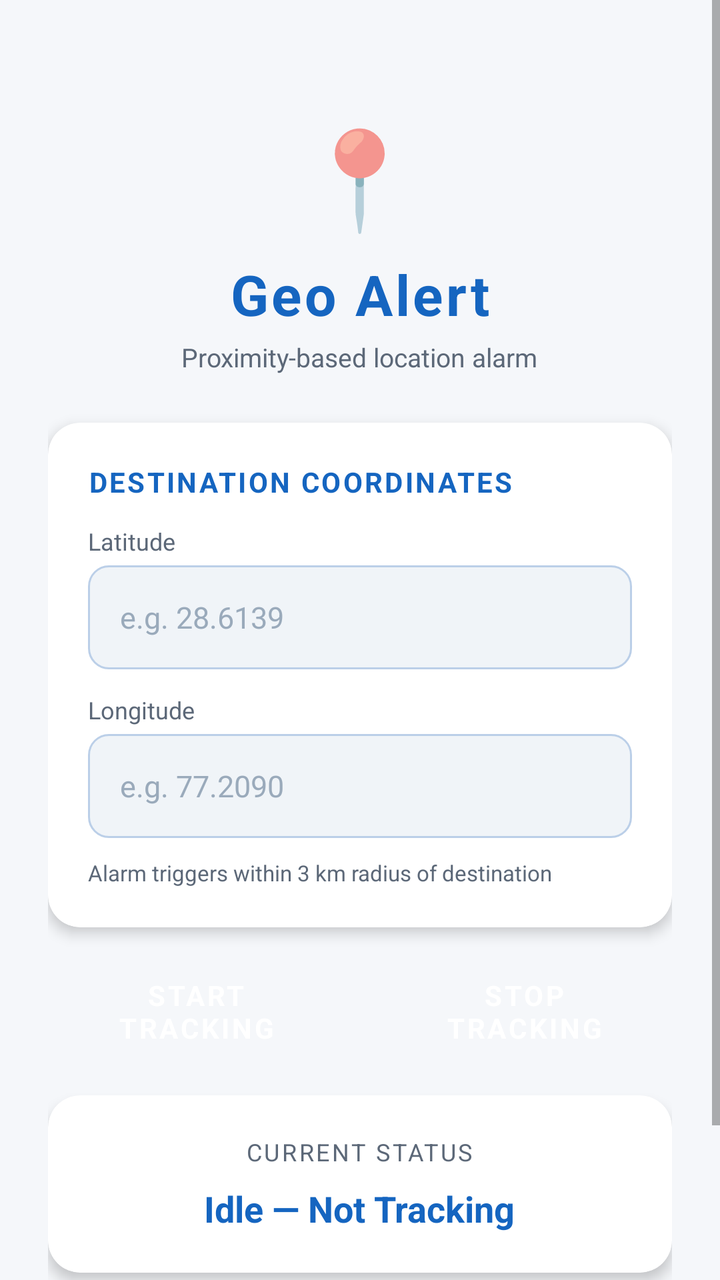
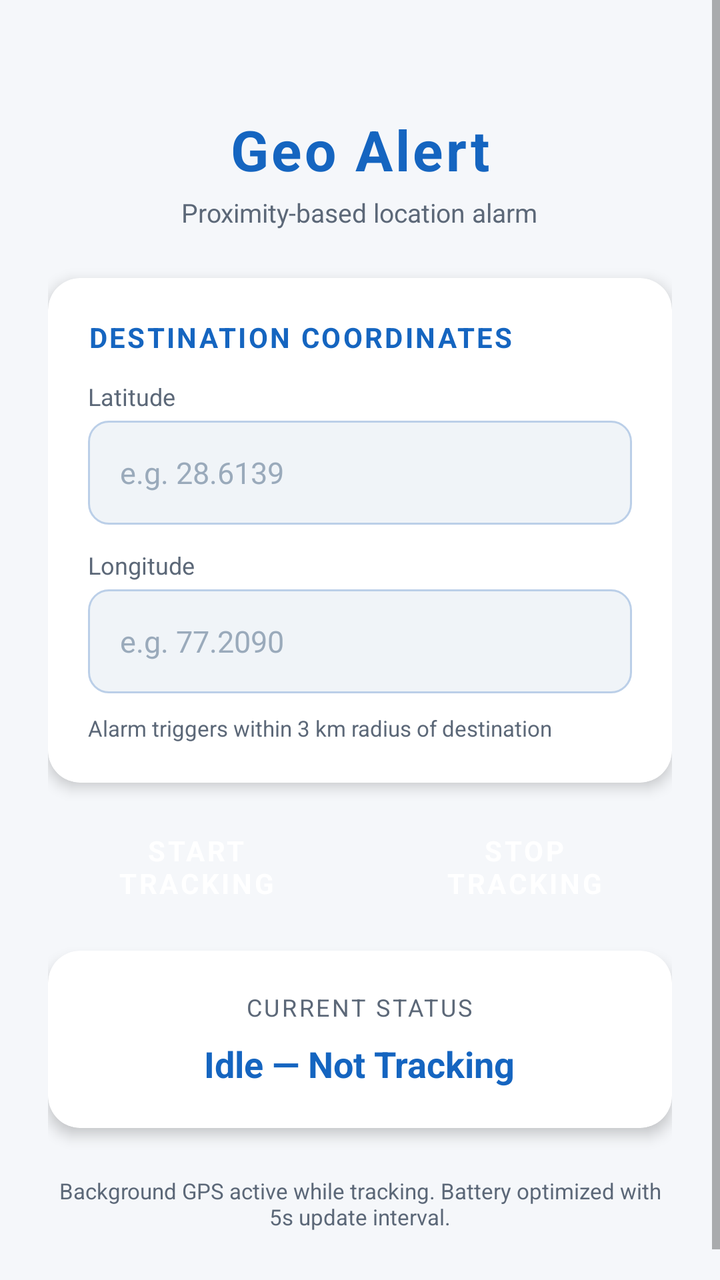

Before-and-after screenshots of an Android layout around one commit, followed by the original layout XML and the change that was made.
<!-- AndroidManifest.xml: application theme Theme.GeoAlert -->
<!-- res/layout/activity_main.xml -->
<?xml version="1.0" encoding="utf-8"?>
<ScrollView xmlns:android="http://schemas.android.com/apk/res/android"
    xmlns:app="http://schemas.android.com/apk/res-auto"
    android:layout_width="match_parent"
    android:layout_height="match_parent"
    android:background="@color/background"
    android:fillViewport="true">

    <LinearLayout
        android:layout_width="match_parent"
        android:layout_height="wrap_content"
        android:orientation="vertical"
        android:padding="24dp"
        android:gravity="center_horizontal">

        
        <LinearLayout
            android:layout_width="match_parent"
            android:layout_height="wrap_content"
            android:orientation="vertical"
            android:gravity="center"
            android:paddingTop="32dp"
            android:paddingBottom="24dp">

            <TextView
                android:layout_width="wrap_content"
                android:layout_height="wrap_content"
                android:text="📍"
                android:textSize="48sp"
                android:paddingBottom="8dp" />

            <TextView
                android:layout_width="wrap_content"
                android:layout_height="wrap_content"
                android:text="@string/app_name"
                android:textSize="28sp"
                android:textStyle="bold"
                android:textColor="@color/primary"
                android:letterSpacing="0.05" />

            <TextView
                android:layout_width="wrap_content"
                android:layout_height="wrap_content"
                android:text="@string/app_subtitle"
                android:textSize="13sp"
                android:textColor="@color/text_secondary"
                android:paddingTop="4dp" />
        </LinearLayout>

        
        <androidx.cardview.widget.CardView
            android:layout_width="match_parent"
            android:layout_height="wrap_content"
            android:layout_marginBottom="16dp"
            app:cardCornerRadius="16dp"
            app:cardElevation="4dp"
            app:cardBackgroundColor="@color/card_background">

            <LinearLayout
                android:layout_width="match_parent"
                android:layout_height="wrap_content"
                android:orientation="vertical"
                android:padding="20dp">

                <TextView
                    android:layout_width="wrap_content"
                    android:layout_height="wrap_content"
                    android:text="@string/destination"
                    android:textSize="14sp"
                    android:textStyle="bold"
                    android:textColor="@color/primary"
                    android:paddingBottom="12dp"
                    android:letterSpacing="0.08" />

                <TextView
                    android:layout_width="wrap_content"
                    android:layout_height="wrap_content"
                    android:text="@string/label_latitude"
                    android:textSize="12sp"
                    android:textColor="@color/text_secondary"
                    android:paddingBottom="4dp" />

                <EditText
                    android:id="@+id/etLatitude"
                    android:layout_width="match_parent"
                    android:layout_height="52dp"
                    android:hint="@string/hint_latitude"
                    android:inputType="numberDecimal|numberSigned"
                    android:background="@drawable/input_background"
                    android:paddingStart="16dp"
                    android:paddingEnd="16dp"
                    android:textSize="15sp"
                    android:textColor="@color/text_primary"
                    android:textColorHint="@color/text_hint"
                    android:layout_marginBottom="12dp"
                    android:singleLine="true" />

                <TextView
                    android:layout_width="wrap_content"
                    android:layout_height="wrap_content"
                    android:text="@string/label_longitude"
                    android:textSize="12sp"
                    android:textColor="@color/text_secondary"
                    android:paddingBottom="4dp" />

                <EditText
                    android:id="@+id/etLongitude"
                    android:layout_width="match_parent"
                    android:layout_height="52dp"
                    android:hint="@string/hint_longitude"
                    android:inputType="numberDecimal|numberSigned"
                    android:background="@drawable/input_background"
                    android:paddingStart="16dp"
                    android:paddingEnd="16dp"
                    android:textSize="15sp"
                    android:textColor="@color/text_primary"
                    android:textColorHint="@color/text_hint"
                    android:singleLine="true" />

                <TextView
                    android:layout_width="wrap_content"
                    android:layout_height="wrap_content"
                    android:text="@string/radius_info"
                    android:textSize="11sp"
                    android:textColor="@color/text_secondary"
                    android:paddingTop="10dp" />
            </LinearLayout>
        </androidx.cardview.widget.CardView>

        
        <LinearLayout
            android:layout_width="match_parent"
            android:layout_height="wrap_content"
            android:orientation="horizontal"
            android:layout_marginBottom="16dp">

            <Button
                android:id="@+id/btnStart"
                android:layout_width="0dp"
                android:layout_height="52dp"
                android:layout_weight="1"
                android:layout_marginEnd="8dp"
                android:text="@string/btn_start"
                android:textSize="14sp"
                android:textStyle="bold"
                android:textColor="@color/white"
                android:backgroundTint="@color/primary"
                android:stateListAnimator="@null"
                style="@style/Widget.MaterialComponents.Button" />

            <Button
                android:id="@+id/btnStop"
                android:layout_width="0dp"
                android:layout_height="52dp"
                android:layout_weight="1"
                android:layout_marginStart="8dp"
                android:text="@string/btn_stop"
                android:textSize="14sp"
                android:textStyle="bold"
                android:textColor="@color/white"
                android:backgroundTint="@color/error"
                android:stateListAnimator="@null"
                style="@style/Widget.MaterialComponents.Button" />
        </LinearLayout>

        
        <androidx.cardview.widget.CardView
            android:layout_width="match_parent"
            android:layout_height="wrap_content"
            app:cardCornerRadius="16dp"
            app:cardElevation="4dp"
            app:cardBackgroundColor="@color/card_background">

            <LinearLayout
                android:layout_width="match_parent"
                android:layout_height="wrap_content"
                android:orientation="vertical"
                android:padding="20dp"
                android:gravity="center">

                <TextView
                    android:layout_width="wrap_content"
                    android:layout_height="wrap_content"
                    android:text="@string/status_label"
                    android:textSize="12sp"
                    android:textColor="@color/text_secondary"
                    android:letterSpacing="0.1"
                    android:paddingBottom="8dp" />

                <TextView
                    android:id="@+id/tvStatus"
                    android:layout_width="wrap_content"
                    android:layout_height="wrap_content"
                    android:text="@string/status_idle"
                    android:textSize="18sp"
                    android:textStyle="bold"
                    android:textColor="@color/primary"
                    android:gravity="center" />
            </LinearLayout>
        </androidx.cardview.widget.CardView>

        
        <TextView
            android:layout_width="wrap_content"
            android:layout_height="wrap_content"
            android:text="@string/footer_note"
            android:textSize="11sp"
            android:textColor="@color/text_secondary"
            android:gravity="center"
            android:paddingTop="24dp"
            android:paddingBottom="16dp" />

    </LinearLayout>
</ScrollView>
<!-- resources referenced by this layout -->
<resources>
  <color name="background">#F5F7FA</color>
  <color name="card_background">#FFFFFF</color>
  <color name="error">#C62828</color>
  <color name="primary">#1565C0</color>
  <color name="text_hint">#9AAABB</color>
  <color name="text_primary">#1A1A2E</color>
  <color name="text_secondary">#5C6878</color>
  <color name="white">#FFFFFF</color>
  <!-- drawable input_background (drawable) -->
  <?xml version="1.0" encoding="utf-8"?>
  <shape xmlns:android="http://schemas.android.com/apk/res/android"
      android:shape="rectangle">
      <solid android:color="@color/input_background" />
      <corners android:radius="10dp" />
      <stroke
          android:width="1dp"
          android:color="@color/input_border" />
  </shape>
  <string name="app_name">Geo Alert</string>
  <string name="app_subtitle">Proximity-based location alarm</string>
  <string name="btn_start">Start Tracking</string>
  <string name="btn_stop">Stop Tracking</string>
  <string name="destination">DESTINATION COORDINATES</string>
  <string name="footer_note">Background GPS active while tracking.\nBattery optimized with 5s update interval.</string>
  <string name="hint_latitude">e.g. 28.6139</string>
  <string name="hint_longitude">e.g. 77.2090</string>
  <string name="label_latitude">Latitude</string>
  <string name="label_longitude">Longitude</string>
  <string name="radius_info">Alarm triggers within 3 km radius of destination</string>
  <string name="status_idle">Idle — Not Tracking</string>
  <string name="status_label">CURRENT STATUS</string>
  <style name="Theme.GeoAlert" parent="Theme.MaterialComponents.Light.NoActionBar">
          <item name="colorPrimary">@color/primary</item>
          <item name="colorPrimaryVariant">@color/primary_dark</item>
          <item name="colorOnPrimary">@color/white</item>
          <item name="colorSecondary">@color/primary_light</item>
          <item name="colorSecondaryVariant">@color/primary_dark</item>
          <item name="colorOnSecondary">@color/white</item>
          <item name="colorError">@color/error</item>
          <item name="android:statusBarColor">@color/primary_dark</item>
          <item name="android:navigationBarColor">@color/background</item>
          <item name="android:windowBackground">@color/background</item>
          <item name="android:fontFamily">sans-serif</item>
      </style>
  <color name="input_background">#F0F4F8</color>
  <color name="input_border">#BBCFE8</color>
  <color name="primary_dark">#0D47A1</color>
  <color name="primary_light">#1E88E5</color>
</resources>

<!-- the commit's change to res/layout/activity_main.xml (unified diff, before → after) -->
@@ -21,13 +21,6 @@
             android:gravity="center"
             android:paddingTop="32dp"
             android:paddingBottom="24dp">
-
-            <TextView
-                android:layout_width="wrap_content"
-                android:layout_height="wrap_content"
-                android:text="📍"
-                android:textSize="48sp"
-                android:paddingBottom="8dp" />
 
             <TextView
                 android:layout_width="wrap_content"
<!-- resource entries referenced after the edit -->
@@ -23,7 +23,7 @@
   <string name="btn_start">Start Tracking</string>
   <string name="btn_stop">Stop Tracking</string>
   <string name="destination">DESTINATION COORDINATES</string>
-  <string name="footer_note">Background GPS active while tracking.\nBattery optimized with 5s update interval.</string>
+  <string name="footer_note">Background GPS active while tracking. Battery optimized with 5s update interval.</string>
   <string name="hint_latitude">e.g. 28.6139</string>
   <string name="hint_longitude">e.g. 77.2090</string>
   <string name="label_latitude">Latitude</string>
